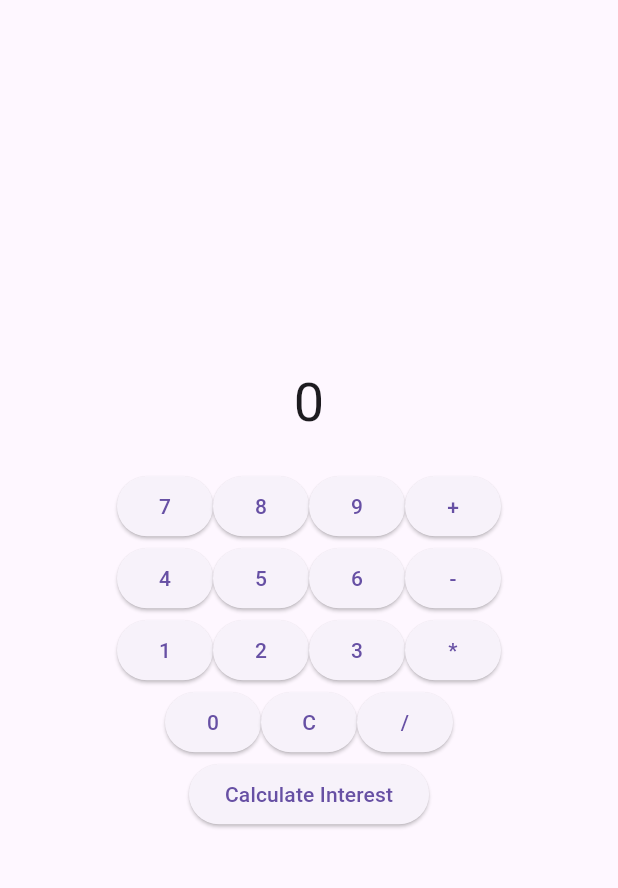
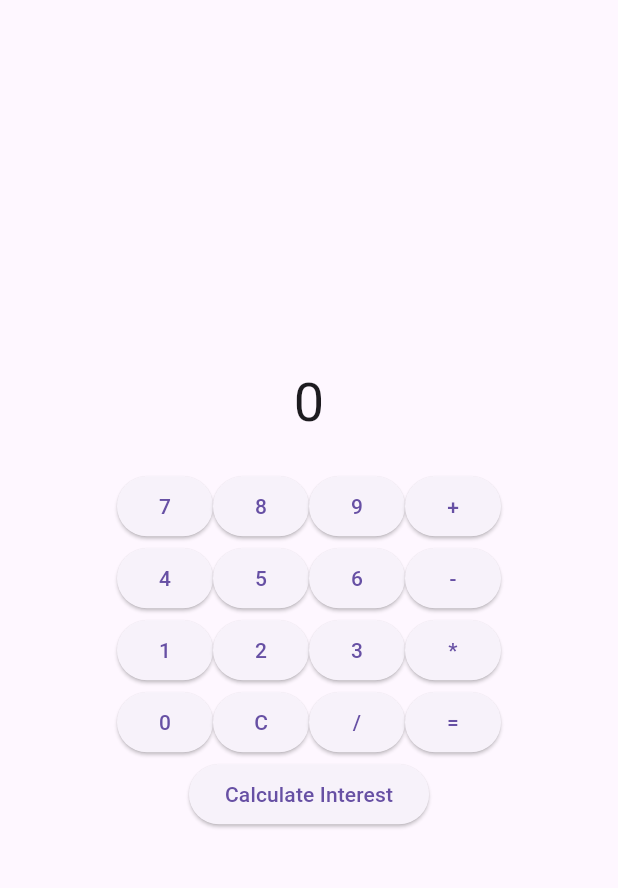
Before and after one commit to KJAGADEESH007/my_calculator_getx_flutter, a Flutter app: the screen it shows after launch, on a phone screen of 412 x 824 dp, the part 63-951 px from its top. Run offline on Flutter 3.47's test engine with Material 3 defaults, Android fonts, the phone set to English and light mode, and no system bars; our stand-ins replace get, math_expressions; Roboto replaces fonts that are missing (lato).

Commit message:
Update calculatorscreen.dart

```diff
--- a/lib/view/calculatorscreen.dart
+++ b/lib/view/calculatorscreen.dart
@@ -71,6 +71,7 @@ class CalculatorView extends StatelessWidget {
               buildButton('0'),
               buildButton('C', isClear: true),
               buildOperatorButton('/'),
+              buildButton('='),
             ],
           ),
           ElevatedButton(
```
